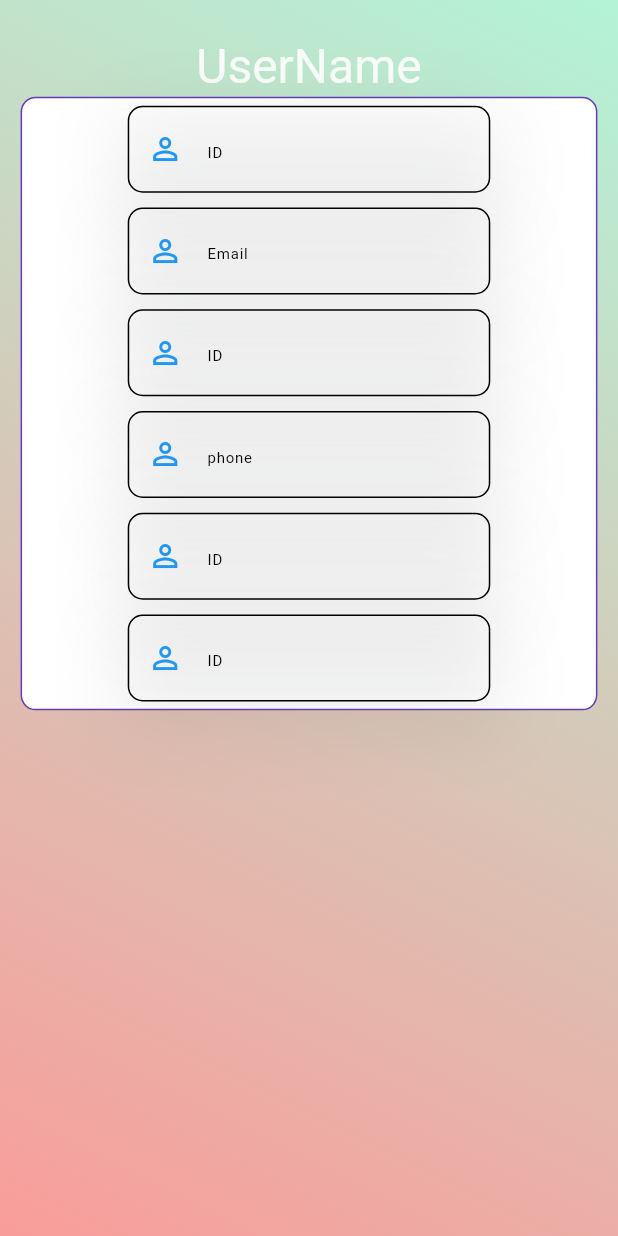
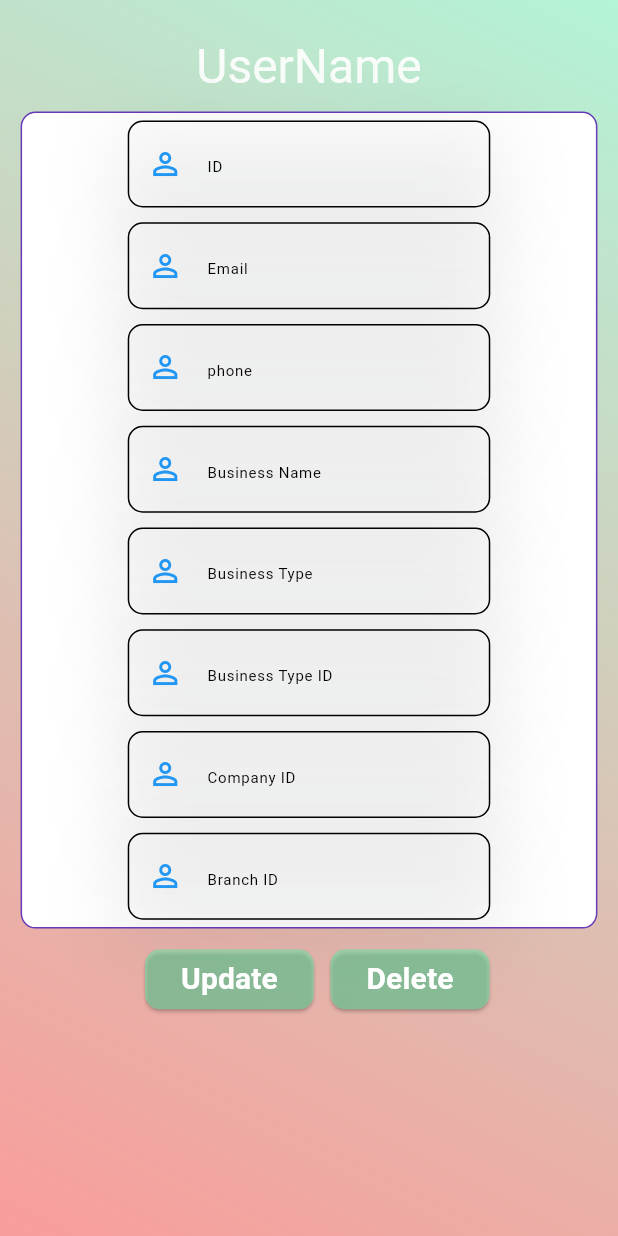
Before and after one commit to AAShayon/Buisness-Manager, a Flutter app: the UserProfile widget shown alone on an empty page, opened directly, on a phone screen of 412 x 824 dp. Run offline on Flutter 3.47's test engine with Material 3 defaults, Android fonts, the phone set to English and light mode, and no system bars; our stand-ins replace dio, flutter_otp_text_field, flutter_screenutil, iconsax, shared_preferences; missing offline and left inert: dart:ffi; accounts and stored records are empty.

Commit message:
add ---lib/modules/admin

```diff
--- /dev/null
+++ b/lib/modules/admin/model/core/response_model/UserProfileDataResponse.dart
@@ -0,0 +1,182 @@
+import 'dart:convert';
+/// status : 200
+/// msg : "OK"
+/// description : "User Profile"
+/// response_user : {"id":11,"name":"Test","email":"testaccount@gmail.com","phone":"01900000020","image":null,"image_full_path":null,"business_name":"Test Account","business_type":"Others","business_type_id":7,"branch":"Test Account","company_id":11,"branch_id":15}
+
+UserProfileDataResponse userProfileDataResponseFromJson(String str) => UserProfileDataResponse.fromJson(json.decode(str));
+String userProfileDataResponseToJson(UserProfileDataResponse data) => json.encode(data.toJson());
+class UserProfileDataResponse {
+  UserProfileDataResponse({
+      num? status,
+      String? msg,
+      String? description,
+      ResponseUser? responseUser,}){
+    _status = status;
+    _msg = msg;
+    _description = description;
+    _responseUser = responseUser;
+}
+
+  UserProfileDataResponse.fromJson(dynamic json) {
+    _status = json['status'];
+    _msg = json['msg'];
+    _description = json['description'];
+    _responseUser = json['response_user'] != null ? ResponseUser.fromJson(json['response_user']) : null;
+  }
+  num? _status;
+  String? _msg;
+  String? _description;
+  ResponseUser? _responseUser;
+UserProfileDataResponse copyWith({  num? status,
+  String? msg,
+  String? description,
+  ResponseUser? responseUser,
+}) => UserProfileDataResponse(  status: status ?? _status,
+  msg: msg ?? _msg,
+  description: description ?? _description,
+  responseUser: responseUser ?? _responseUser,
+);
+  num? get status => _status;
+  String? get msg => _msg;
+  String? get description => _description;
+  ResponseUser? get responseUser => _responseUser;
+
+  Map<String, dynamic> toJson() {
+    final map = <String, dynamic>{};
+    map['status'] = _status;
+    map['msg'] = _msg;
+    map['description'] = _description;
+    if (_responseUser != null) {
+      map['response_user'] = _responseUser?.toJson();
+    }
+    return map;
+  }
+
+}
+
+/// id : 11
+/// name : "Test"
+/// email : "testaccount@gmail.com"
+/// phone : "01900000020"
+/// image : null
+/// image_full_path : null
+/// business_name : "Test Account"
+/// business_type : "Others"
+/// business_type_id : 7
+/// branch : "Test Account"
+/// company_id : 11
+/// branch_id : 15
+
+ResponseUser responseUserFromJson(String str) => ResponseUser.fromJson(json.decode(str));
+String responseUserToJson(ResponseUser data) => json.encode(data.toJson());
+class ResponseUser {
+  ResponseUser({
+      num? id,
+      String? name,
+      String? email,
+      String? phone,
+      dynamic image,
+      dynamic imageFullPath,
+      String? businessName,
+      String? businessType,
+      num? businessTypeId,
+      String? branch,
+      num? companyId,
+      num? branchId,}){
+    _id = id;
+    _name = name;
+    _email = email;
+    _phone = phone;
+    _image = image;
+    _imageFullPath = imageFullPath;
+    _businessName = businessName;
+    _businessType = businessType;
+    _businessTypeId = businessTypeId;
+    _branch = branch;
+    _companyId = companyId;
+    _branchId = branchId;
+}
+
+  ResponseUser.fromJson(dynamic json) {
+    _id = json['id'];
+    _name = json['name'];
+    _email = json['email'];
+    _phone = json['phone'];
+    _image = json['image'];
+    _imageFullPath = json['image_full_path'];
+    _businessName = json['business_name'];
+    _businessType = json['business_type'];
+    _businessTypeId = json['business_type_id'];
+    _branch = json['branch'];
+    _companyId = json['company_id'];
+    _branchId = json['branch_id'];
+  }
+  num? _id;
+  String? _name;
+  String? _email;
+  String? _phone;
+  dynamic _image;
+  dynamic _imageFullPath;
+  String? _businessName;
+  String? _businessType;
+  num? _businessTypeId;
+  String? _branch;
+  num? _companyId;
+  num? _branchId;
+ResponseUser copyWith({  num? id,
+  String? name,
+  String? email,
+  String? phone,
+  dynamic image,
+  dynamic imageFullPath,
+  String? businessName,
+  String? businessType,
+  num? businessTypeId,
+  String? branch,
+  num? companyId,
+  num? branchId,
+}) => ResponseUser(  id: id ?? _id,
+  name: name ?? _name,
+  email: email ?? _email,
+  phone: phone ?? _phone,
+  image: image ?? _image,
+  imageFullPath: imageFullPath ?? _imageFullPath,
+  businessName: businessName ?? _businessName,
+  businessType: businessType ?? _businessType,
+  businessTypeId: businessTypeId ?? _businessTypeId,
+  branch: branch ?? _branch,
+  companyId: companyId ?? _companyId,
+  branchId: branchId ?? _branchId,
+);
+  num? get id => _id;
+  String? get name => _name;
+  String? get email => _email;
+  String? get phone => _phone;
+  dynamic get image => _image;
+  dynamic get imageFullPath => _imageFullPath;
+  String? get businessName => _businessName;
+  String? get businessType => _businessType;
+  num? get businessTypeId => _businessTypeId;
+  String? get branch => _branch;
+  num? get companyId => _companyId;
+  num? get branchId => _branchId;
+
+  Map<String, dynamic> toJson() {
+    final map = <String, dynamic>{};
+    map['id'] = _id;
+    map['name'] = _name;
+    map['email'] = _email;
+    map['phone'] = _phone;
+    map['image'] = _image;
+    map['image_full_path'] = _imageFullPath;
+    map['business_name'] = _businessName;
+    map['business_type'] = _businessType;
+    map['business_type_id'] = _businessTypeId;
+    map['branch'] = _branch;
+    map['company_id'] = _companyId;
+    map['branch_id'] = _branchId;
+    return map;
+  }
+
+}
--- a/lib/modules/admin/view/user_profile.dart
+++ b/lib/modules/admin/view/user_profile.dart
@@ -1,3 +1,5 @@
+import 'package:buisness_manager/modules/admin/view/widget/user_profile_update_form.dart';
+import 'package:buisness_manager/view/widget/custom_circular_button.dart';
 import 'package:buisness_manager/view/widget/custom_main_use_container.dart';
 import 'package:buisness_manager/view/widget/custom_text_from_filed.dart';
 import 'package:buisness_manager/view/widget/text_size.dart';
@@ -15,7 +17,9 @@ class UserProfile extends StatelessWidget {
         children: [
           SizedBox(height: 25.h,),
            HeadlineLargeText(text: 'UserName', color: Colors.white),
-          Container(
+          Padding(
+            padding:  EdgeInsets.symmetric(vertical: 10.h,horizontal: 10.w),
+            child: Container(
               width: 350.w,
               decoration: BoxDecoration(
                 color: Colors.white,
@@ -33,22 +37,43 @@ class UserProfile extends StatelessWidget {
                   ),
                   Padding(
                     padding:  EdgeInsets.symmetric(horizontal: 5.h,vertical: 5.h),
-                  child: CustomTextFormField(hintText: 'ID', prefixIcon: Icons.perm_identity,readOnly: true,),
+                    child: CustomTextFormField(hintText: 'phone', prefixIcon: Icons.perm_identity,readOnly: true,),
                   ),
                   Padding(
                     padding:  EdgeInsets.symmetric(horizontal: 5.h,vertical: 5.h),
-                  child: CustomTextFormField(hintText: 'phone', prefixIcon: Icons.perm_identity,readOnly: true,),
+                    child: CustomTextFormField(hintText: 'Business Name', prefixIcon: Icons.perm_identity,readOnly: true,),
                   ),Padding(
                     padding:  EdgeInsets.symmetric(horizontal: 5.h,vertical: 5.h),
-                  child: CustomTextFormField(hintText: 'ID', prefixIcon: Icons.perm_identity,readOnly: true,),
+                    child: CustomTextFormField(hintText: 'Business Type', prefixIcon: Icons.perm_identity,readOnly: true,),
                   ),
                   Padding(
                     padding:  EdgeInsets.symmetric(horizontal: 5.h,vertical: 5.h),
-                  child: CustomTextFormField(hintText: 'ID', prefixIcon: Icons.perm_identity,readOnly: true,),
+                    child: CustomTextFormField(hintText: 'Business Type ID', prefixIcon: Icons.perm_identity,readOnly: true,),
+                  ),
+                  Padding(
+                    padding:  EdgeInsets.symmetric(horizontal: 5.h,vertical: 5.h),
+                    child: CustomTextFormField(hintText: 'Company ID', prefixIcon: Icons.perm_identity,readOnly: true,),
+                  ),
+                  Padding(
+                    padding:  EdgeInsets.symmetric(horizontal: 5.h,vertical: 5.h),
+                    child: CustomTextFormField(hintText: 'Branch ID', prefixIcon: Icons.perm_identity,readOnly: true,),
                   ),
                 ],
               ),
-          )
+            ),
+          ),
+          Row(
+            mainAxisAlignment: MainAxisAlignment.center,
+            children: [
+              Padding(
+                padding:  EdgeInsets.symmetric(horizontal: 10.w),
+                child: CustomCircularButton(text: 'Update', onPressed: (){
+                  Navigator.push(context, MaterialPageRoute(builder: (context)=>UserProfileUpdateForm()));
+                }),
+              ),
+              CustomCircularButton(text: 'Delete', onPressed: (){}),
+            ],
+          ),
         ],
       ),
     ));
```
Also changed, not shown: lib/modules/admin/model/core/service/remote/user_profile_service.dart (+6 -4 lines), lib/modules/admin/view/widget/user_profile_update_form.dart (added, +146 -0 lines). Lines whose indentation alone changed are shown as unchanged.
